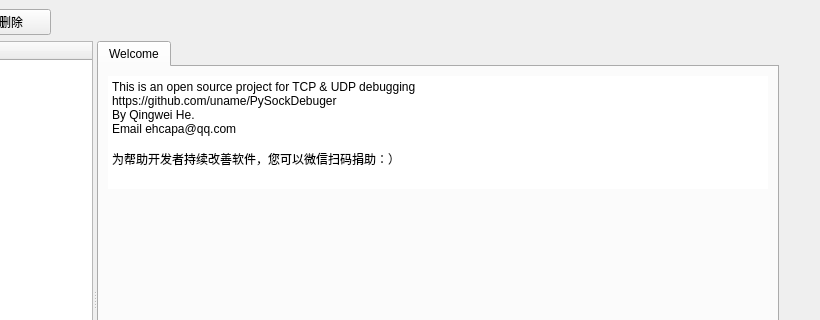
This is resource/ui/main_window.ui in uname/PySockDebuger as Qt 5 draws it before an edit; both pictures show x 124 to 944 and y 0 to 320 of the 944 by 587 pixel window. The edited form follows.
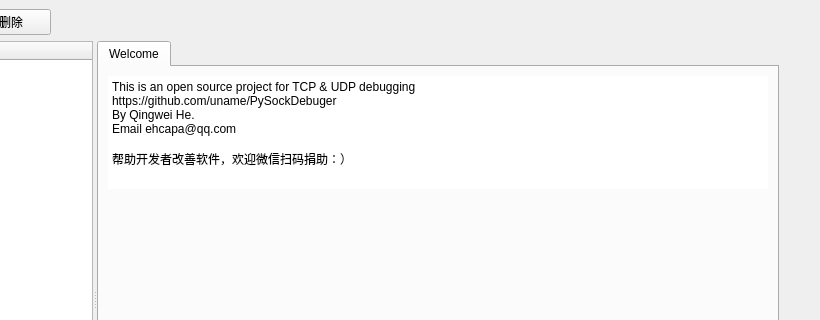
This is the edited form. Custom widgets are drawn as their Qt base class.

```diff
--- a/resource/ui/main_window.ui
+++ b/resource/ui/main_window.ui
@@ -81,7 +81,7 @@
 &lt;p style=&quot; margin-top:0px; margin-bottom:0px; margin-left:0px; margin-right:0px; -qt-block-indent:0; text-indent:0px;&quot;&gt;&lt;span style=&quot; font-family:'SimSun';&quot;&gt;By Qingwei He.&lt;/span&gt;&lt;/p&gt;
 &lt;p style=&quot; margin-top:0px; margin-bottom:0px; margin-left:0px; margin-right:0px; -qt-block-indent:0; text-indent:0px;&quot;&gt;&lt;span style=&quot; font-family:'SimSun';&quot;&gt;Email ehcapa@qq.com&lt;/span&gt;&lt;/p&gt;
 &lt;p style=&quot;-qt-paragraph-type:empty; margin-top:0px; margin-bottom:0px; margin-left:0px; margin-right:0px; -qt-block-indent:0; text-indent:0px; font-family:'SimSun';&quot;&gt;&lt;br /&gt;&lt;/p&gt;
-&lt;p style=&quot; margin-top:0px; margin-bottom:0px; margin-left:0px; margin-right:0px; -qt-block-indent:0; text-indent:0px;&quot;&gt;&lt;span style=&quot; font-family:'SimSun';&quot;&gt;为帮助开发者持续改善软件，您可以微信扫码捐助：）&lt;/span&gt;&lt;/p&gt;&lt;/body&gt;&lt;/html&gt;</string>
+&lt;p style=&quot; margin-top:0px; margin-bottom:0px; margin-left:0px; margin-right:0px; -qt-block-indent:0; text-indent:0px;&quot;&gt;&lt;span style=&quot; font-family:'SimSun';&quot;&gt;帮助开发者改善软件，欢迎微信扫码捐助：）&lt;/span&gt;&lt;/p&gt;&lt;/body&gt;&lt;/html&gt;</string>
            </property>
           </widget>
          </item>
```
